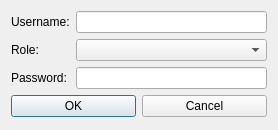
rainero84/Authenticator, file user_add_update.ui: the form before one commit.
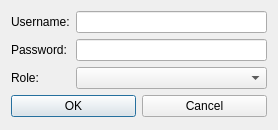
The form after the commit.

```diff
--- a/user_add_update.ui
+++ b/user_add_update.ui
@@ -21,29 +21,15 @@
      </property>
     </widget>
    </item>
-   <item row="1" column="0">
-    <widget class="QLabel" name="label_3">
-     <property name="text">
-      <string>Role:</string>
-     </property>
-    </widget>
-   </item>
-   <item row="1" column="1">
-    <widget class="QComboBox" name="combo_role"/>
-   </item>
    <item row="2" column="0">
     <widget class="QLabel" name="label_4">
      <property name="text">
-      <string>Password:</string>
+      <string>Role:</string>
      </property>
     </widget>
    </item>
    <item row="2" column="1">
-    <widget class="QLineEdit" name="edit_password">
-     <property name="echoMode">
-      <enum>QLineEdit::Password</enum>
-     </property>
-    </widget>
+    <widget class="QComboBox" name="combo_role"/>
    </item>
    <item row="3" column="0" colspan="2">
     <layout class="QGridLayout" name="gridLayout">
@@ -66,6 +52,20 @@
    <item row="0" column="1">
     <widget class="QLineEdit" name="edit_username"/>
    </item>
+   <item row="1" column="0">
+    <widget class="QLabel" name="label_password">
+     <property name="text">
+      <string>Password:</string>
+     </property>
+    </widget>
+   </item>
+   <item row="1" column="1">
+    <widget class="QLineEdit" name="edit_password">
+     <property name="echoMode">
+      <enum>QLineEdit::Password</enum>
+     </property>
+    </widget>
+   </item>
   </layout>
  </widget>
  <tabstops>
```
Left out of the diff: 7 changed lines with no effect on the pictures.
